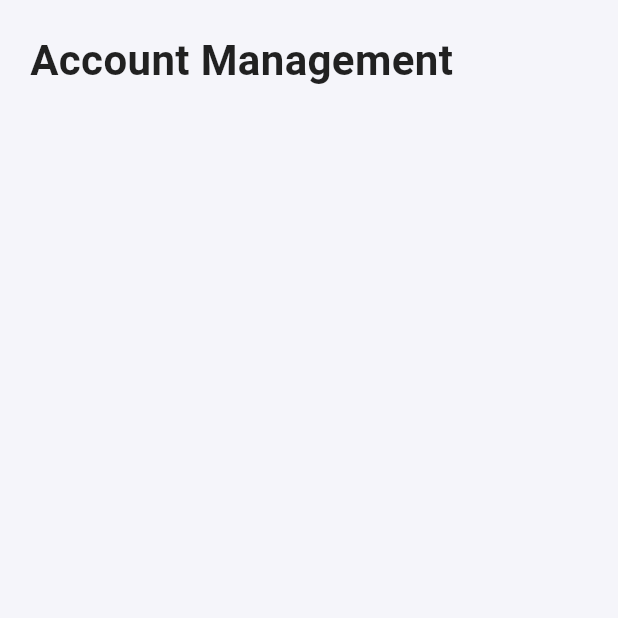
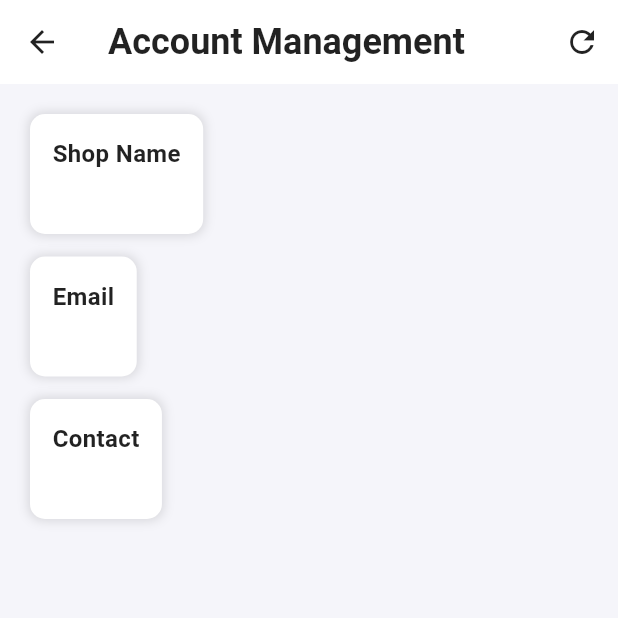
Before and after one commit to Adhya5976/Maternity-App-Flutter, a Flutter app: the AccountManagementPage screen opened directly, on a phone screen of 412 x 824 dp, the top half of it. Run offline on Flutter 3.47's test engine with Material 3 defaults, Android fonts, the phone set to English and light mode, and no system bars; our stand-ins replace cached_network_image, chewie, file_picker, firebase_core, fl_chart, google_fonts and 8 more; accounts and stored records are empty; Roboto replaces fonts that are missing (Sanchez).

Commit message:
add account data fetching and display in Account Management page

```diff
--- a/Project/shop_maternityapp/lib/myaccount.dart
+++ b/Project/shop_maternityapp/lib/myaccount.dart
@@ -1,5 +1,7 @@
 import 'package:flutter/material.dart';
 import 'package:google_fonts/google_fonts.dart';
+import 'package:shop_maternityapp/main.dart';
+import 'package:supabase_flutter/supabase_flutter.dart';
 
 class AccountManagementPage extends StatefulWidget {
   const AccountManagementPage({super.key});
@@ -9,107 +11,125 @@ class AccountManagementPage extends StatefulWidget {
 }
 
 class _AccountManagementPageState extends State<AccountManagementPage> {
-  final _formKey = GlobalKey<FormState>();
+  Map<String, dynamic>? accountData;
+  bool isLoading = true;
 
-  // Shop Information
-  final _shopNameController = TextEditingController(text: "Maternity Bliss");
-  final _ownerNameController = TextEditingController(text: "Sarah Johnson");
-  final _emailController = TextEditingController(text: "sarah@maternitybliss.com");
-  final _phoneController = TextEditingController(text: "+1 (555) 123-4567");
-  final _addressController = TextEditingController(text: "123 Maternity Lane, New York, NY 10001");
-  final _websiteController = TextEditingController(text: "www.maternitybliss.com");
-  final _descriptionController = TextEditingController(
-    text: "Maternity Bliss is a premium maternity shop offering high-quality clothing, accessories, and care products for expecting mothers. We focus on comfort, style, and wellness throughout the pregnancy journey.",
-  );
+  Future<void> fetchAccountData() async {
+    try {
+      final user = supabase.auth.currentUser;
+      if (user == null) {
+        setState(() {
+          isLoading = false;
+        });
+        return;
+      }
 
-  // Business Hours
-  final Map<String, Map<String, String>> _businessHours = {
-    'Monday': {'open': '9:00 AM', 'close': '6:00 PM'},
-    'Tuesday': {'open': '9:00 AM', 'close': '6:00 PM'},
-    'Wednesday': {'open': '9:00 AM', 'close': '6:00 PM'},
-    'Thursday': {'open': '9:00 AM', 'close': '6:00 PM'},
-    'Friday': {'open': '9:00 AM', 'close': '6:00 PM'},
-    'Saturday': {'open': '10:00 AM', 'close': '4:00 PM'},
-    'Sunday': {'open': 'Closed', 'close': 'Closed'},
-  };
+      final response = await supabase
+          .from('tbl_shop')
+          .select()
+          .eq('shop_id', user.id)
+          .single();
 
-  // Services
-  final List<Map<String, dynamic>> _services = [
-    {
-      'name': 'Maternity Photoshoot',
-      'duration': '1 hour',
-      'price': 150.00,
-      'isActive': true,
-    },
-    {
-      'name': 'Prenatal Consultation',
-      'duration': '45 minutes',
-      'price': 75.00,
-      'isActive': true,
-    },
-    {
-      'name': 'Product Fitting',
-      'duration': '30 minutes',
-      'price': 0.00,
-      'isActive': true,
-    },
-    {
-      'name': 'Nutrition Consultation',
-      'duration': '1 hour',
-      'price': 90.00,
-      'isActive': false,
-    },
-  ];
-
-  // Password Change
-  final _currentPasswordController = TextEditingController();
-  final _newPasswordController = TextEditingController();
-  final _confirmPasswordController = TextEditingController();
-
-  bool _isEditingShopInfo = false;
-  bool _isEditingBusinessHours = false;
-  bool _isPasswordVisible = false;
+      setState(() {
+        accountData = response;
+        isLoading = false;
+      });
+    } catch (e) {
+      print("Error fetching data: $e");
+      setState(() {
+        accountData = null;
+        isLoading = false;
+      });
+    }
+  }
 
   @override
-  void dispose() {
-    _shopNameController.dispose();
-    _ownerNameController.dispose();
-    _emailController.dispose();
-    _phoneController.dispose();
-    _addressController.dispose();
-    _websiteController.dispose();
-    _descriptionController.dispose();
-    _currentPasswordController.dispose();
-    _newPasswordController.dispose();
-    _confirmPasswordController.dispose();
-    super.dispose();
+  void initState() {
+    super.initState();
+    fetchAccountData();
   }
 
   @override
   Widget build(BuildContext context) {
     return Scaffold(
       backgroundColor: Color.fromARGB(255, 245, 245, 250),
-      body: SingleChildScrollView(
-        padding: const EdgeInsets.all(20.0),
-        child: Column(
-          crossAxisAlignment: CrossAxisAlignment.start,
-          children: [
-            // Header
-            Text(
-              "Account Management",
-              style: GoogleFonts.sanchez(
-                fontSize: 28,
-                fontWeight: FontWeight.bold,
-                color: Colors.black87,
-              ),
+      appBar: AppBar(
+        title: Text(
+          "Account Management",
+          style: GoogleFonts.sanchez(
+            fontSize: 24,
+            fontWeight: FontWeight.bold,
+            color: Colors.black87,
+          ),
+        ),
+        backgroundColor: Colors.white,
+        elevation: 0,
+        iconTheme: IconThemeData(color: Colors.black87),
+        actions: [
+          IconButton(
+            icon: Icon(Icons.refresh, color: Colors.black87),
+            onPressed: fetchAccountData,
+          ),
+        ],
+      ),
+      body: isLoading
+          ? Center(child: CircularProgressIndicator())
+          : accountData == null
+              ? Center(
+                  child: Text(
+                    "No shop data found",
+                    style: GoogleFonts.sanchez(fontSize: 18, color: Colors.black54),
+                  ),
+                )
+              : Padding(
+                  padding: const EdgeInsets.all(20.0),
+                  child: Column(
+                    crossAxisAlignment: CrossAxisAlignment.start,
+                    children: [
+                      _buildInfoCard("Shop Name", accountData!['shop_name'] ?? 'Not available'),
+                      _buildInfoCard("Email", accountData!['shop_email'] ?? 'Not available'),
+                      _buildInfoCard("Contact", accountData!['shop_contact'] ?? 'Not available'),
+                    ],
+                  ),
+                ),
+    );
+  }
+
+  Widget _buildInfoCard(String title, String value) {
+    return Container(
+      margin: EdgeInsets.only(bottom: 15),
+      padding: EdgeInsets.all(15),
+      decoration: BoxDecoration(
+        color: Colors.white,
+        borderRadius: BorderRadius.circular(10),
+        boxShadow: [
+          BoxShadow(
+            color: Colors.black12,
+            blurRadius: 5,
+            spreadRadius: 1,
+          ),
+        ],
+      ),
+      child: Column(
+        crossAxisAlignment: CrossAxisAlignment.start,
+        children: [
+          Text(
+            title,
+            style: GoogleFonts.sanchez(
+              fontSize: 16,
+              fontWeight: FontWeight.bold,
+              color: Colors.black87,
             ),
-            SizedBox(height: 30),
-
-            // Shop Information
-
-            SizedBox(height: 20),
-          ],
-        ),
+          ),
+          SizedBox(height: 5),
+          Text(
+            value,
+            style: GoogleFonts.sanchez(
+              fontSize: 16,
+              color: Colors.black54,
+            ),
+          ),
+        ],
       ),
     );
   }
--- a/Project/shop_maternityapp/pubspec.yaml
+++ b/Project/shop_maternityapp/pubspec.yaml
@@ -13,6 +13,7 @@ dependencies:
     sdk: flutter
   google_fonts: ^6.2.1
   image_picker: ^1.1.2
+  intl: ^0.20.2
   lottie: ^3.3.1
   supabase_flutter: ^2.8.3
   table_calendar: ^3.2.0
```
Also changed, not shown: Project/shop_maternityapp/lib/signup.dart (+176 -15 lines), Project/shop_maternityapp/pubspec.lock.
